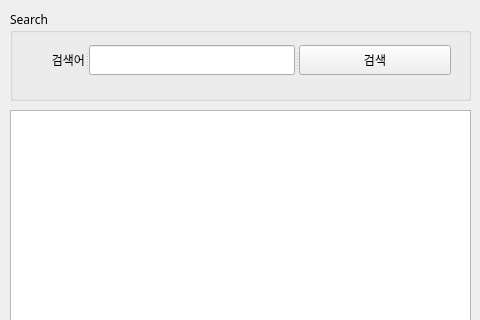
Above: pyqt02/navermovie.ui from Lynnsdata/StudyBigData before the change; both pictures show x 0 to 480 and y 0 to 320 of the 480 by 480 pixel window. Below: the same form after it.
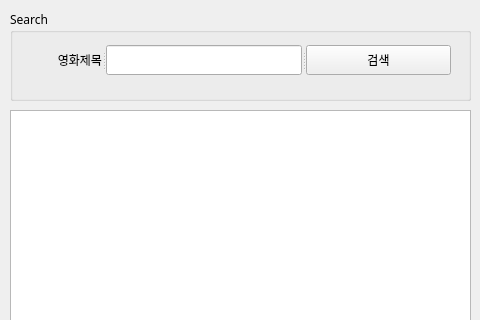
That is the form after the change. Icons and pictures are not drawn.

Commit message: PyQt 3일차

Patch:
```diff
--- a/pyqt02/navermovie.ui
+++ b/pyqt02/navermovie.ui
@@ -54,7 +54,7 @@
     </property>
     <widget class="QLabel" name="label">
      <property name="text">
-      <string>검색어</string>
+      <string>영화제목</string>
      </property>
      <property name="alignment">
       <set>Qt::AlignRight|Qt::AlignTrailing|Qt::AlignVCenter</set>
```
